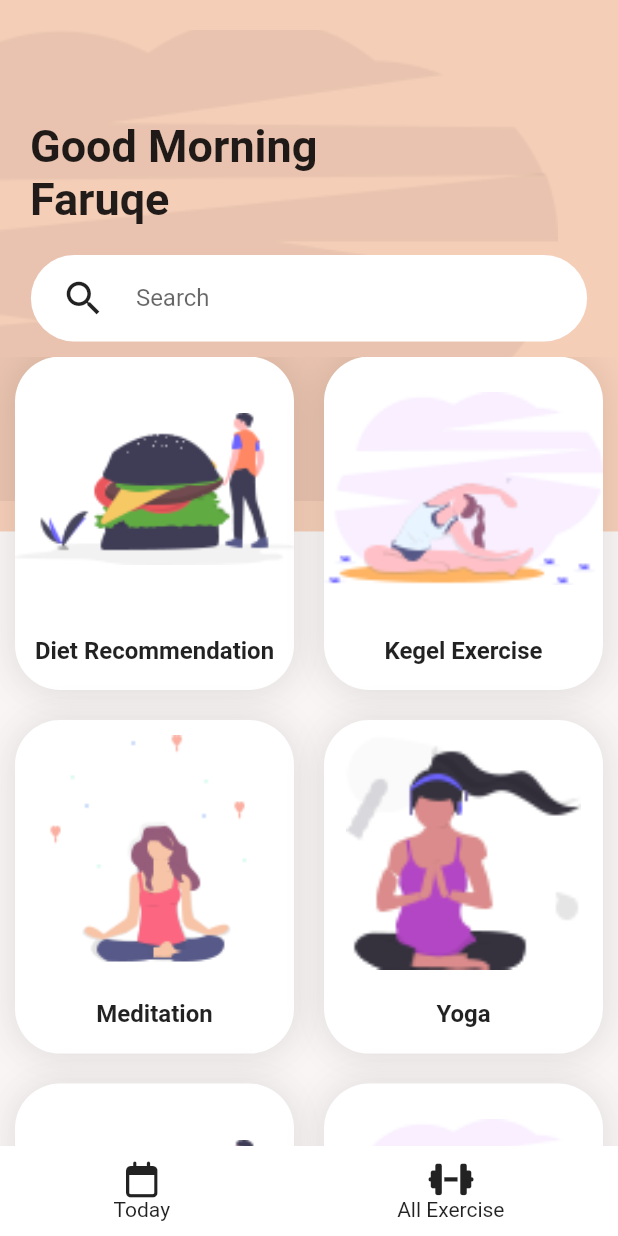
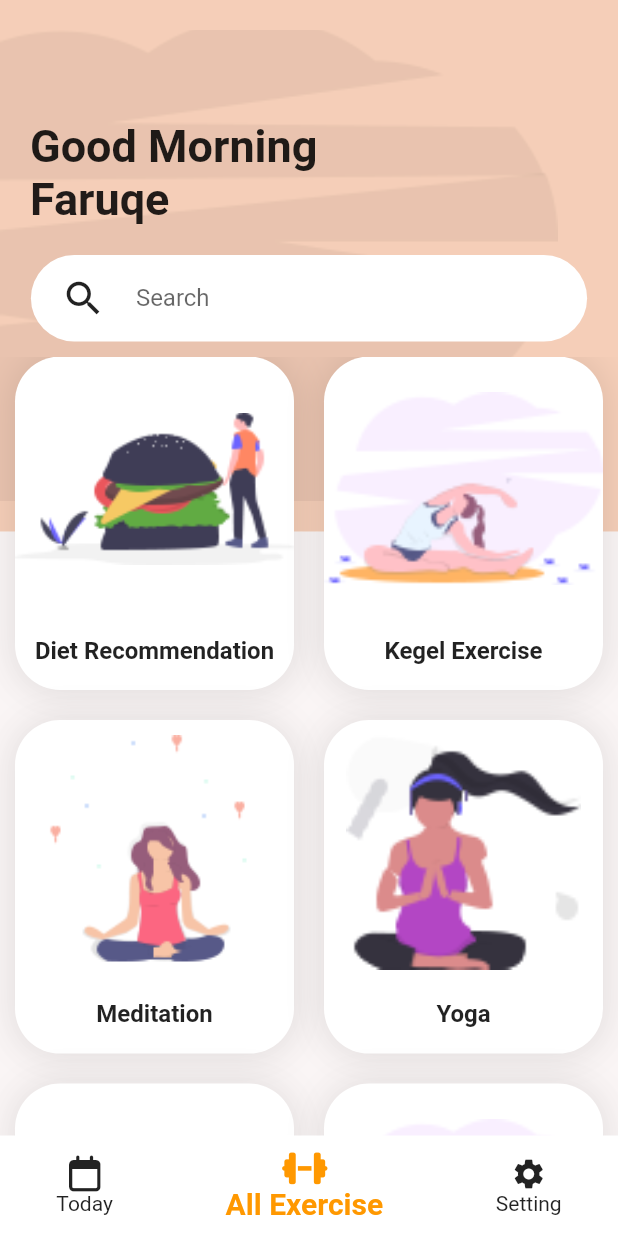
Before and after one commit to Faruqe560/Meditation-app, a Flutter app: the screen it shows after launch, on a phone screen of 412 x 824 dp. Run offline on Flutter 3.47's test engine with Material 2 defaults, Android fonts, the phone set to English and light mode, and no system bars; our stand-ins replace font_awesome_flutter.

```diff
--- a/lib/home_page.dart
+++ b/lib/home_page.dart
@@ -113,8 +113,25 @@ class _HomePageState extends State<HomePage> {
                     ),
                     Column(
                       children: [
-                        FaIcon(FontAwesomeIcons.dumbbell),
-                        Text("All Exercise")
+                        FaIcon(
+                          FontAwesomeIcons.dumbbell,
+                          color: Colors.orange,
+                        ),
+                        Text(
+                          "All Exercise",
+                          style: TextStyle(
+                              color: Colors.orange,
+                              fontWeight: FontWeight.w700,
+                              fontSize: 20),
+                        ),
+                      ],
+                    ),
+                    Column(
+                      children: [
+                        Icon(
+                          Icons.settings,
+                        ),
+                        Text("Setting")
                       ],
                     ),
                   ],
--- a/lib/main.dart
+++ b/lib/main.dart
@@ -1,5 +1,6 @@
 import 'package:flutter/material.dart';
 import 'package:meditation_app/home_page.dart';
+import 'package:meditation_app/product_page.dart';
 
 void main() {
   runApp(const MyApp());
@@ -27,6 +28,7 @@ class MyApp extends StatelessWidget {
         primarySwatch: Colors.blue,
       ),
       home: HomePage(),
+      routes: {'/productPage': (context) => ProductPage()},
     );
   }
 }
```
Also changed, not shown: lib/product_page.dart (added, +39 -0 lines).
